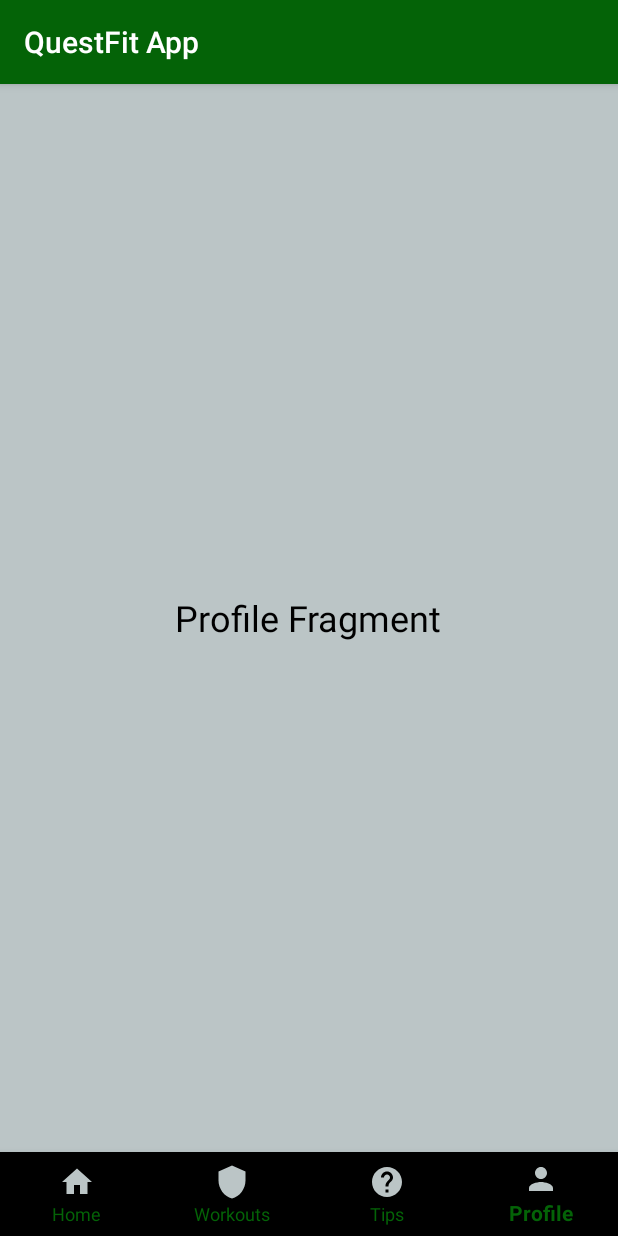
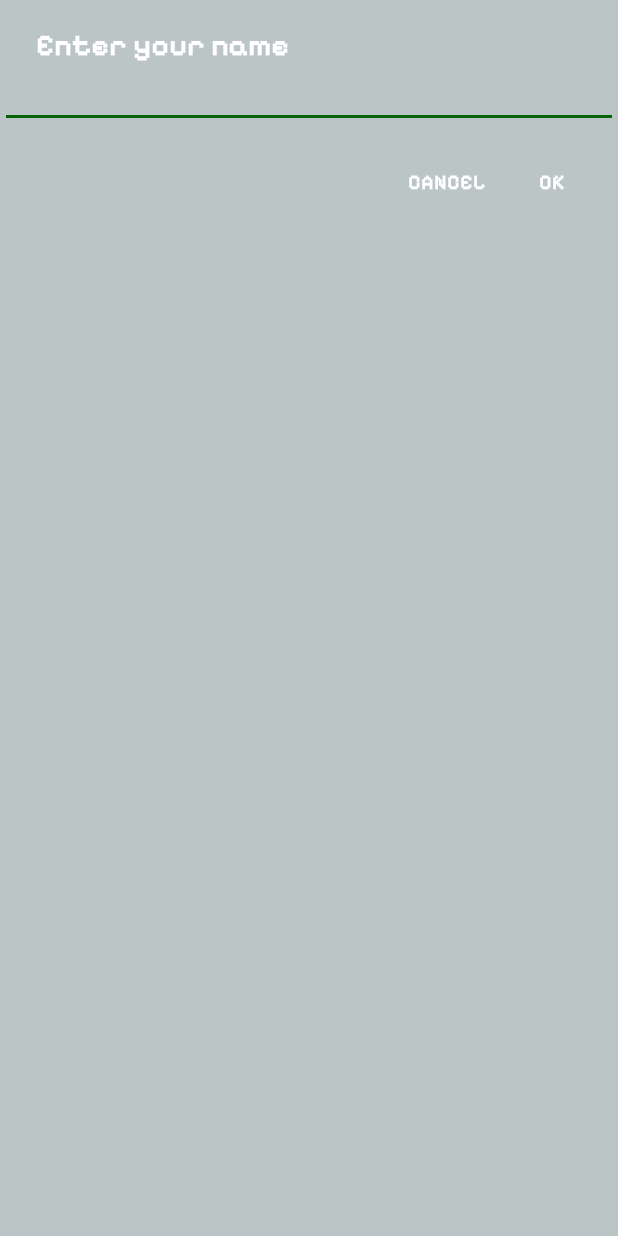
Before and after one commit to MatthewHernandezSoftwareEng/engProject, an Android app: the screen it shows after launch (MainActivity), item 4 of the bottom bar chosen, on a phone screen of 412 x 824 dp. Run offline under Robolectric (Android 15) with nearby library versions, the phone set to English and light mode, and no system bars.

Commit message:
The rest of the work that we all did together #WeveBeenInVCFor7Hours

```diff
--- a/app/src/main/java/com/zybooks/engproject/MainActivity.java
+++ b/app/src/main/java/com/zybooks/engproject/MainActivity.java
@@ -1,12 +1,12 @@
 package com.zybooks.engproject;
 
-import android.app.FragmentManager;
 import android.os.Bundle;
 import android.view.MenuItem;
 
 import androidx.annotation.NonNull;
 import androidx.appcompat.app.AppCompatActivity;
 import androidx.fragment.app.Fragment;
+import androidx.fragment.app.FragmentManager;
 import androidx.fragment.app.FragmentTransaction;
 
 import com.google.android.material.bottomnavigation.BottomNavigationView;
@@ -20,10 +20,15 @@ public class MainActivity extends AppCompatActivity {
     protected void onCreate(Bundle savedInstanceState) {
         super.onCreate(savedInstanceState);
         setContentView(R.layout.activity_main);
-        // FragmentManager fragmentManager = getFragmentManager();
-        // Fragment fragment = HomeFragment.instantiate(this,HomeFragment.class.getName());
-        // fragmentManager.beginTransaction().add(R.id.nav_home, fragment).addToBackStack(null).commit();
+
         bottomNavigationView = findViewById(R.id.bottom_navigation);
+
+        if (savedInstanceState == null) {
+            getSupportFragmentManager().beginTransaction()
+                    .replace(R.id.container, new HomeFragment())
+                    .commit();
+        }
+
         bottomNavigationView.setOnItemSelectedListener(new NavigationBarView.OnItemSelectedListener() {
             @Override
             public boolean onNavigationItemSelected(@NonNull MenuItem item) {
--- a/app/src/main/java/com/zybooks/engproject/ProfileFragment.java
+++ b/app/src/main/java/com/zybooks/engproject/ProfileFragment.java
@@ -1,21 +1,143 @@
 package com.zybooks.engproject;
 
+import android.app.AlertDialog;
+import android.content.DialogInterface;
+import android.content.SharedPreferences;
 import android.os.Bundle;
-import androidx.fragment.app.Fragment;
+import android.text.InputType;
 import android.view.LayoutInflater;
 import android.view.View;
 import android.view.ViewGroup;
+import android.widget.Button;
+import android.widget.EditText;
+import android.widget.TextView;
+import android.widget.ScrollView;
+import androidx.annotation.NonNull;
+import androidx.fragment.app.Fragment;
+
+import java.util.Calendar;
 
 public class ProfileFragment extends Fragment {
 
-    public ProfileFragment() {
-        // Required empty public constructor
+    private TextView nameText;
+    private EditText heightInput;
+    private EditText weightInput;
+    private TextView resultText;
+    private TextView dayOfWeekText;
+    private TextView streakText;
+
+    public View onCreateView(@NonNull LayoutInflater inflater,
+                             ViewGroup container, Bundle savedInstanceState) {
+        View root = inflater.inflate(R.layout.fragment_notifications, container, false);
+        ScrollView scrollView = new ScrollView(getContext());
+        scrollView.addView(root);
+
+        Button calculateButton = root.findViewById(R.id.calculateButton);
+        nameText = root.findViewById(R.id.nameText);
+        heightInput = root.findViewById(R.id.heightInput);
+        weightInput = root.findViewById(R.id.weightInput);
+        resultText = root.findViewById(R.id.resultText);
+        dayOfWeekText = root.findViewById(R.id.dayOfWeekText);
+        streakText = root.findViewById(R.id.streakText);
+
+        calculateButton.setOnClickListener(this::calculateBMI);
+
+        updateDayOfWeek();
+
+        SharedPreferences prefs = getActivity().getSharedPreferences("MyApp", getActivity().MODE_PRIVATE);
+        String name = prefs.getString("name", null);
+        if (name == null) {
+            // The app hasn't been opened before, so show the dialog
+            showNameDialog();
+        } else {
+            // The app has been opened before, so display the name
+            nameText.setText("Hello, " + name + "!");
+
+            // Check if the user has opened the app today
+            long lastOpened = prefs.getLong("lastOpened", 0);
+            Calendar lastOpenedCal = Calendar.getInstance();
+            lastOpenedCal.setTimeInMillis(lastOpened);
+
+            Calendar today = Calendar.getInstance();
+
+            int streak = prefs.getInt("streak", 0);
+
+            if (lastOpenedCal.get(Calendar.YEAR) == today.get(Calendar.YEAR) &&
+                    lastOpenedCal.get(Calendar.DAY_OF_YEAR) == today.get(Calendar.DAY_OF_YEAR)) {
+                // The user has already opened the app today, so do nothing
+            } else if (lastOpenedCal.get(Calendar.YEAR) == today.get(Calendar.YEAR) &&
+                    lastOpenedCal.get(Calendar.DAY_OF_YEAR) == today.get(Calendar.DAY_OF_YEAR) - 1) {
+                // The user opened the app yesterday, so increment the streak
+                streak++;
+            } else {
+                // The user did not open the app yesterday, so reset the streak
+                streak = 1;
+            }
+
+            // Save the streak and the current date
+            SharedPreferences.Editor editor = prefs.edit();
+            editor.putInt("streak", streak);
+            editor.putLong("lastOpened", today.getTimeInMillis());
+            editor.apply();
+
+            // Display the streak
+            streakText.setText("You have used the app for " + streak + " consecutive days!");
+        }
+
+        return scrollView;
     }
 
-    @Override
-    public View onCreateView(LayoutInflater inflater, ViewGroup container,
-                             Bundle savedInstanceState) {
-        // Inflate the layout for this fragment
-        return inflater.inflate(R.layout.fragment_profile, container, false);
+    public void calculateBMI(View view) {
+        String heightStr = heightInput.getText().toString();
+        String weightStr = weightInput.getText().toString();
+
+        if (!heightStr.isEmpty() && !weightStr.isEmpty()) {
+            float heightInInches = Float.parseFloat(heightStr);
+            float weightInPounds = Float.parseFloat(weightStr);
+
+            float bmi = (weightInPounds / (heightInInches * heightInInches)) * 703;
+
+            resultText.setText(String.format("Your BMI is %.2f", bmi));
+        }
+    }
+
+    private void updateDayOfWeek() {
+        String[] days = new String[]{"Sunday", "Monday", "Tuesday", "Wednesday", "Thursday", "Friday", "Saturday"};
+        int day = Calendar.getInstance().get(Calendar.DAY_OF_WEEK);
+
+        dayOfWeekText.setText("Today is " + days[day - 1]);
+    }
+
+    private void showNameDialog() {
+        AlertDialog.Builder builder = new AlertDialog.Builder(getActivity(), androidx.appcompat.R.color.background_material_dark);
+        builder.setTitle("Enter your name");
+
+        EditText input = new EditText(getActivity());
+        input.setInputType(InputType.TYPE_CLASS_TEXT);
+        builder.setView(input);
+
+        builder.setPositiveButton("OK", new DialogInterface.OnClickListener() {
+            @Override
+            public void onClick(DialogInterface dialog, int which) {
+                String name = input.getText().toString();
+
+                // Save the name for future use
+                SharedPreferences.Editor editor = getActivity().getSharedPreferences("MyApp", getActivity().MODE_PRIVATE).edit();
+                editor.putString("name", name);
+                editor.apply();
+
+                // Display the name
+                nameText.setText("Hello, " + name + "!");
+            }
+        });
+
+        builder.setNegativeButton("Cancel", new DialogInterface.OnClickListener() {
+            @Override
+            public void onClick(DialogInterface dialog, int which) {
+                dialog.cancel();
+            }
+        });
+
+        builder.show();
     }
 }
--- a/app/src/main/java/com/zybooks/engproject/timer.java
+++ b/app/src/main/java/com/zybooks/engproject/timer.java
@@ -47,6 +47,9 @@ public class timer extends activityTimer {
         }
     };
     public  void runTimer(){
+        if (count == 0 || count < 0){
+            count = 5;
+        }
         min = count;
         count = count * 60;
 
--- a/app/src/main/res/layout/fragment_home.xml
+++ b/app/src/main/res/layout/fragment_home.xml
@@ -9,7 +9,7 @@
         android:layout_width="wrap_content"
         android:layout_height="wrap_content"
         android:text="Welcome to Your App!"
-        android:fontStyle="@font/pixelify_sans_bold"
+        android:fontFamily="@font/pixelify_sans_bold"
         android:textSize="24sp"
         android:textColor="@android:color/white"
         android:shadowColor="@color/black"
@@ -23,7 +23,7 @@
         android:layout_width="wrap_content"
         android:layout_height="wrap_content"
         android:text="Go to Workouts"
-        android:fontStyle="@font/pixelify_sans_bold"
+        android:fontFamily="@font/pixelify_sans_bold"
         android:background="@color/emerald_green"
         android:layout_marginTop="16dp"/>
 
--- a/app/src/main/res/layout/fragment_notifications.xml
+++ b/app/src/main/res/layout/fragment_notifications.xml
@@ -3,7 +3,7 @@
     xmlns:tools="http://schemas.android.com/tools"
     android:layout_width="match_parent"
     android:layout_height="match_parent"
-    tools:context=".ui.notifications.NotificationsFragment">
+    tools:context="com.zybooks.engproject.ProfileFragment">
 
 
     <TextView
--- a/app/src/main/res/layout/fragment_profile.xml
+++ b/app/src/main/res/layout/fragment_profile.xml
@@ -10,6 +10,7 @@
         android:layout_height="wrap_content"
         android:text="Profile Fragment"
         android:textSize="24sp"
-        android:textColor="@android:color/black" />
+        android:textColor="@color/white"
+        android:fontFamily="@font/pixelify_sans_bold"/>
 
 </LinearLayout>
--- a/app/src/main/res/layout/timer_page.xml
+++ b/app/src/main/res/layout/timer_page.xml
@@ -16,6 +16,7 @@
         android:background="@color/emerald"
         android:text="@string/start_workout"
         android:textColor="@color/white"
+        android:fontFamily="@font/pixelify_sans_bold"
         app:layout_constraintBottom_toBottomOf="parent"
         app:layout_constraintEnd_toEndOf="parent"
         app:layout_constraintHorizontal_bias="0.498"
@@ -28,10 +29,11 @@
         android:layout_width="386dp"
         android:layout_height="69dp"
         android:ems="10"
-        android:text="1"
         android:hint="@string/workout"
         android:inputType="number"
         android:textColor="@color/white"
+        android:fontFamily="@font/pixelify_sans_bold"
+        android:textSize="16sp"
         app:layout_constraintBottom_toBottomOf="parent"
         app:layout_constraintEnd_toEndOf="parent"
         app:layout_constraintHorizontal_bias="0.48"
@@ -48,6 +50,7 @@
         android:enabled="false"
         android:inputType="none"
         android:textColor="@color/white"
+        android:fontFamily="@font/pixelify_sans_bold"
         app:layout_constraintEnd_toEndOf="parent"
         app:layout_constraintHorizontal_bias="0.29"
         app:layout_constraintStart_toStartOf="parent"
--- a/app/src/main/res/values/themes.xml
+++ b/app/src/main/res/values/themes.xml
@@ -8,6 +8,6 @@
         <item name="colorAccent">@color/emerald_green</item>
         <item name="android:windowBackground">@color/background_color</item>
         <item name="android:textColor">@android:color/white</item>
-        <item name="android:fontFamily">@font</item>
+        <item name="android:fontFamily">@font/pixelify_sans_bold</item>
     </style>
 </resources>
```
